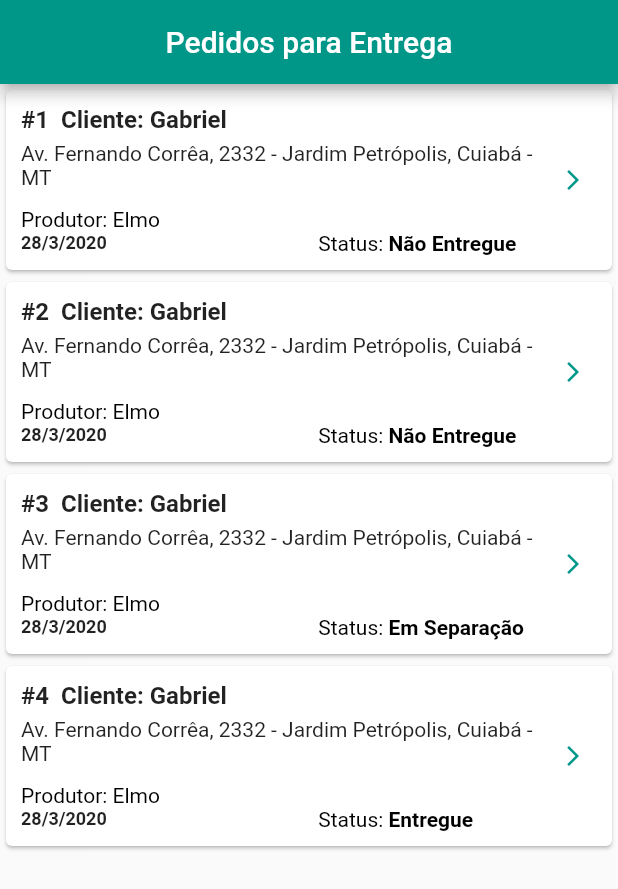
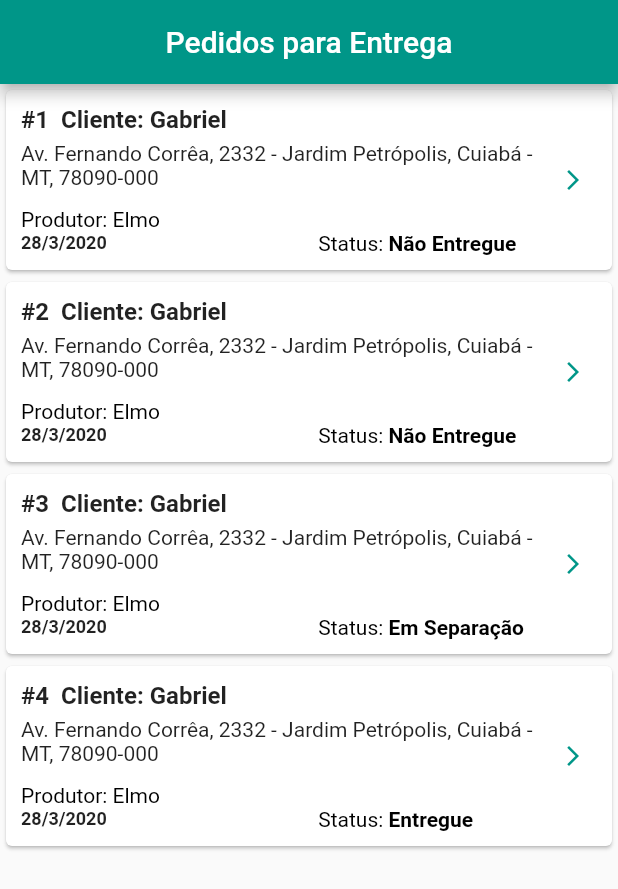
Before and after one commit to Garrike/Sales-List, a Flutter app: the screen it shows after launch, on a phone screen of 412 x 824 dp. Shown: the top 889 px of the screen. Run offline on Flutter 3.47's test engine with Material 2 defaults, Android fonts, the phone set to English and light mode, and no system bars.

Commit message:
card feito

```diff
--- a/lib/main.dart
+++ b/lib/main.dart
@@ -56,7 +56,7 @@ class _PedidosCTAPageState extends State<PedidosCTAPage> {
                     child: CustomListItemTwo(
                       title: '#${listVendas[index].id}  Cliente: ${listVendas[index].cliente}',
                       subtitle:
-                        '${listVendas[index].endereco}, ${listVendas[index].numero} - ${listVendas[index].bairro}, ${listVendas[index].cidade} - ${listVendas[index].estado}',
+                        '${listVendas[index].endereco}, ${listVendas[index].numero} - ${listVendas[index].bairro}, ${listVendas[index].cidade} - ${listVendas[index].estado}, ${listVendas[index].cep}',
                       author: '${listVendas[index].produtor}',
                       publishDate: listVendas[index].dataVenda,
                       readDuration: '${listVendas[index].statusPedido}',
--- a/lib/models/venda.dart
+++ b/lib/models/venda.dart
@@ -1,6 +1,6 @@
 class Venda {
   int id;
-  String observacoesEntrega, cidade, bairro, complemento, numero, endereco, statusPedido, cliente, produtor, estado;
+  String observacoesEntrega, cidade, bairro, complemento, numero, endereco, statusPedido, cliente, produtor, estado, cep;
   DateTime dataVenda;
 
   Venda(
@@ -15,6 +15,7 @@ class Venda {
     this.cliente,
     this.produtor,
     this.statusPedido,
-    this.estado
+    this.estado,
+    this.cep
   );
 }
--- a/lib/services.dart
+++ b/lib/services.dart
@@ -15,7 +15,8 @@ Future<List<Venda>> consultaVendas () async {
       'Gabriel',
       'Elmo',
       'Não Entregue',
-      'MT'
+      'MT',
+      '78090-000'
     ),
   );
   vendas.add(
@@ -31,7 +32,8 @@ Future<List<Venda>> consultaVendas () async {
       'Gabriel',
       'Elmo',
       'Não Entregue',
-      'MT'
+      'MT',
+      '78090-000'
     ),
   );
   vendas.add(
@@ -47,7 +49,8 @@ Future<List<Venda>> consultaVendas () async {
       'Gabriel',
       'Elmo',
       'Em Separação',
-      'MT'
+      'MT',
+      '78090-000'
     ),
   );
   vendas.add(
@@ -63,7 +66,8 @@ Future<List<Venda>> consultaVendas () async {
       'Gabriel',
       'Elmo',
       'Entregue',
-      'MT'
+      'MT',
+      '78090-000'
     ),
   );
   await new Future.delayed(new Duration(seconds: 2));
```
